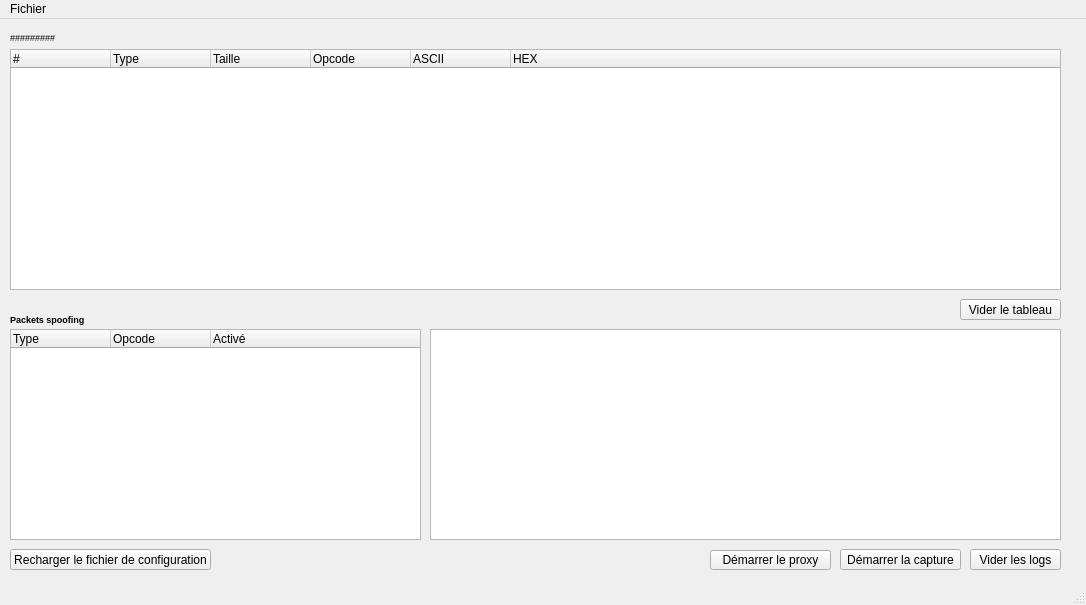
The window that mainwindow.ui (nightwolf93/Wakxy-Sniffer) describes before a commit, drawn with Qt 5.
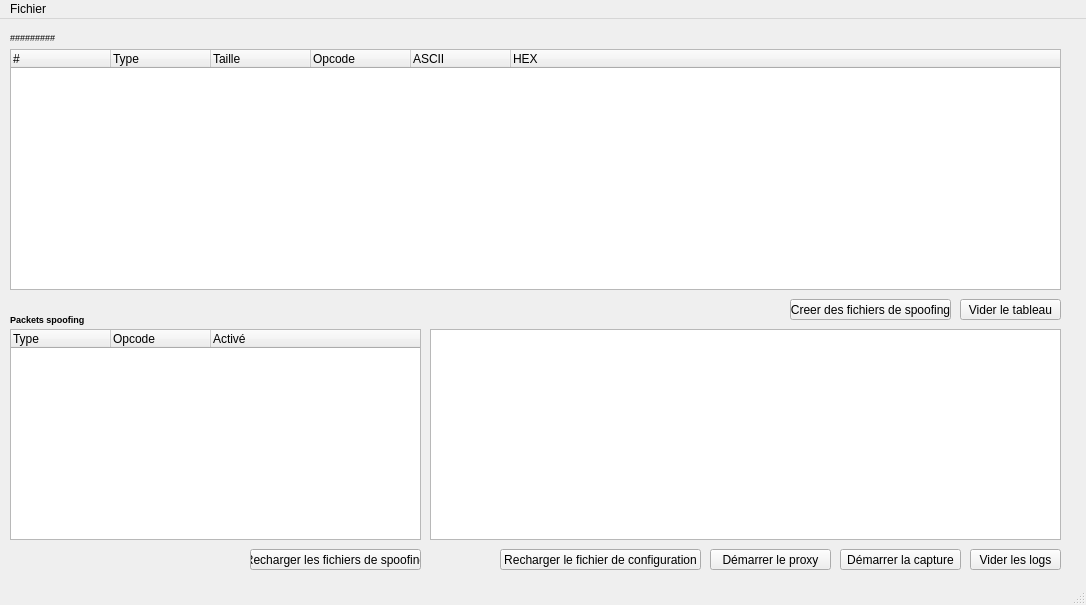
The same window after the commit.

Commit message: [Sniffer] Spoofing Auth OK

What changed in the file:
```diff
--- a/mainwindow.ui
+++ b/mainwindow.ui
@@ -30,9 +30,9 @@
     <property name="geometry">
      <rect>
       <x>710</x>
-      <y>531</y>
+      <y>530</y>
       <width>121</width>
-      <height>20</height>
+      <height>21</height>
      </rect>
     </property>
     <property name="text">
@@ -138,7 +138,7 @@
    <widget class="QPushButton" name="pushButtonReloadConf">
     <property name="geometry">
      <rect>
-      <x>10</x>
+      <x>500</x>
       <y>530</y>
       <width>201</width>
       <height>21</height>
@@ -222,6 +222,32 @@
      <string>Packets spoofing</string>
     </property>
    </widget>
+   <widget class="QPushButton" name="pushButtonCreateSpoofing">
+    <property name="geometry">
+     <rect>
+      <x>790</x>
+      <y>280</y>
+      <width>161</width>
+      <height>21</height>
+     </rect>
+    </property>
+    <property name="text">
+     <string>Creer des fichiers de spoofing</string>
+    </property>
+   </widget>
+   <widget class="QPushButton" name="pushButtonReloadSpoofing">
+    <property name="geometry">
+     <rect>
+      <x>250</x>
+      <y>530</y>
+      <width>171</width>
+      <height>21</height>
+     </rect>
+    </property>
+    <property name="text">
+     <string>Recharger les fichiers de spoofing</string>
+    </property>
+   </widget>
   </widget>
   <widget class="QMenuBar" name="menuBar">
    <property name="geometry">
```
The commit also changes 3 other files.
